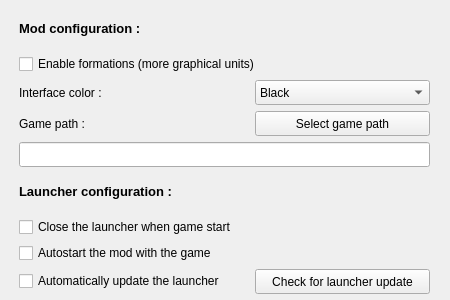
The window that checker/optionbox.ui (dbkblk/rand_launcher) describes before a commit, drawn with Qt 5.
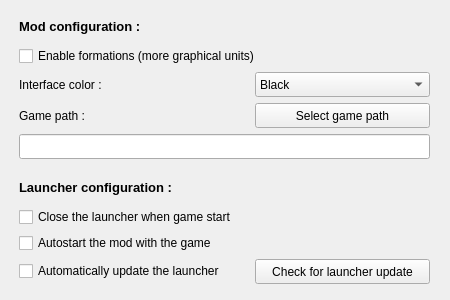
The same window after the commit.

What changed in the file:
```diff
--- a/checker/optionbox.ui
+++ b/checker/optionbox.ui
@@ -44,9 +44,9 @@
    <property name="geometry">
     <rect>
      <x>9</x>
-     <y>9</y>
+     <y>13</y>
      <width>431</width>
-     <height>285</height>
+     <height>271</height>
     </rect>
    </property>
    <layout class="QVBoxLayout" name="verticalLayout_4">
@@ -93,15 +93,6 @@
           <height>25</height>
          </size>
         </property>
-        <property name="maximumSize">
-         <size>
-          <width>150</width>
-          <height>16777215</height>
-         </size>
-        </property>
-        <property name="editable">
-         <bool>false</bool>
-        </property>
         <item>
          <property name="text">
           <string>Black</string>
@@ -207,6 +198,22 @@
       </property>
      </widget>
     </item>
+    <item>
+     <spacer name="verticalSpacer">
+      <property name="orientation">
+       <enum>Qt::Vertical</enum>
+      </property>
+      <property name="sizeType">
+       <enum>QSizePolicy::Fixed</enum>
+      </property>
+      <property name="sizeHint" stdset="0">
+       <size>
+        <width>20</width>
+        <height>10</height>
+       </size>
+      </property>
+     </spacer>
+    </item>
     <item>
      <widget class="QLabel" name="lb_modconf_2">
       <property name="text">
```
Left out of the diff: 2 changed lines with no effect on the pictures.
